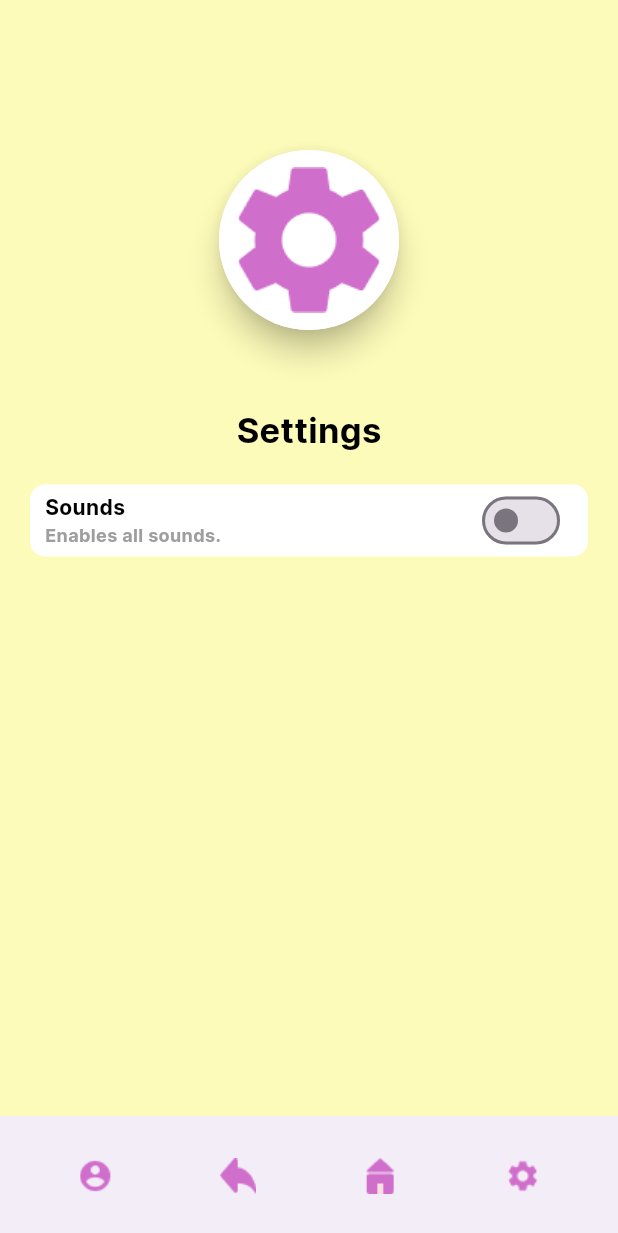
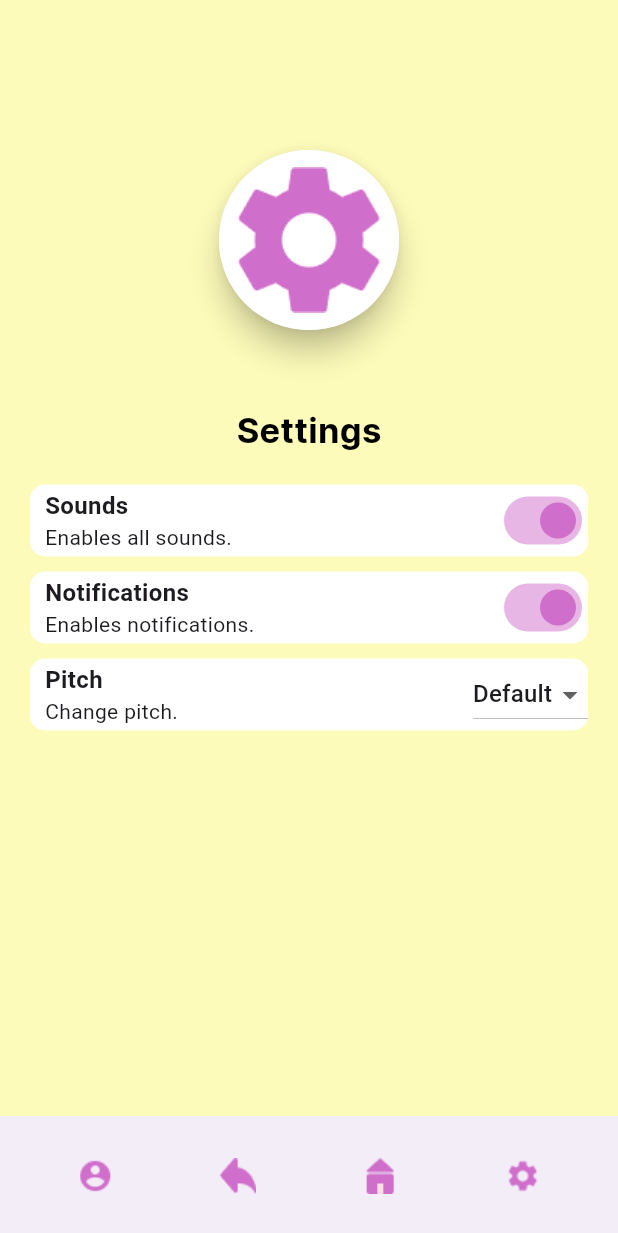
Before and after one commit to ajkrit/karaoke, a Flutter app: the SettingsPage screen opened directly, on a phone screen of 412 x 824 dp. Shown: the top 1233 px of the screen. Run offline on Flutter 3.47's test engine with Material 3 defaults, Android fonts, the phone set to English and light mode, and no system bars; our stand-ins replace shared_preferences; accounts and stored records are empty.

Commit message:
settings

```diff
--- a/lib/main.dart
+++ b/lib/main.dart
@@ -2,10 +2,12 @@ import 'package:flutter/material.dart';
 import 'homepage.dart';
 
 void main() {
-  runApp(MyApp());
+  runApp(const MyApp());
 }
 
 class MyApp extends StatelessWidget {
+  const MyApp({super.key});
+
   @override
   Widget build(BuildContext context) {
     return MaterialApp(
@@ -13,7 +15,7 @@ class MyApp extends StatelessWidget {
       theme: ThemeData(
         primarySwatch: Colors.blue,
       ),
-      home: HomePage(),
+      home: const HomePage(),
     );
   }
 }
--- a/lib/settingspage.dart
+++ b/lib/settingspage.dart
@@ -1,7 +1,7 @@
 import 'package:flutter/material.dart';
 import 'widgets.dart';
 import 'variables.dart';
-import 'package:settings_ui/settings_ui.dart';
+import 'package:shared_preferences/shared_preferences.dart';
 
 class SettingsPage extends StatefulWidget {
   const SettingsPage({Key? key}) : super(key: key);
@@ -11,7 +11,22 @@ class SettingsPage extends StatefulWidget {
 }
 
 class _SettingsPageState extends State<SettingsPage> {
-  bool switchValue = false;
+  bool _sounds = false;
+  bool _notifications = false;
+
+  void loadSettings() async {
+    SharedPreferences prefs = await SharedPreferences.getInstance();
+    setState(() {
+      _sounds = (prefs.getBool('sounds') ?? true);
+      _notifications = (prefs.getBool('notifications') ?? true);
+    });
+  }
+
+  @override
+  void initState() {
+    super.initState();
+    loadSettings();
+  }
 
   @override
   Widget build(BuildContext context) {
@@ -21,7 +36,7 @@ class _SettingsPageState extends State<SettingsPage> {
         child: Column(
           children: [
             Padding(
-              padding: EdgeInsets.only(top: 100.0, bottom: 50.0),
+              padding: const EdgeInsets.only(top: 100.0, bottom: 50.0),
               child: Material(
                 elevation: 8,
                 shape: const CircleBorder(),
@@ -42,49 +57,23 @@ class _SettingsPageState extends State<SettingsPage> {
               'Settings',
               style: AppStyles.backgroundText,
             ),
+            const SizedBox(height: 15.0),
+            const Padding(
+              padding: EdgeInsets.symmetric(vertical: 5.0, horizontal: 20.0),
+              child: SwitchContainer(title: 'Sounds', description: 'Enables all sounds.', switchVal: 'sounds')
+            ),
+            const Padding(
+                padding: EdgeInsets.symmetric(vertical: 5.0, horizontal: 20.0),
+                child: SwitchContainer(title: 'Notifications', description: 'Enables notifications.', switchVal: 'notifications')
+            ),
             Padding(
-              padding: EdgeInsets.symmetric(vertical: 20.0, horizontal: 20.0),
-              child: Container(
-                  padding: EdgeInsets.only(left: 10.0),
-                  decoration: BoxDecoration(
-                    borderRadius: BorderRadius.circular(10.0),
-                    color: AppColors.whiteColor,
-                  ),
-                child: Row(
-                  children: [
-                    Column(
-                      crossAxisAlignment: CrossAxisAlignment.start,
-                      children: [
-                        Text(
-                          'Sounds',
-                          style: AppStyles.listText,
-                        ),
-                        Text(
-                            'Enables all sounds.',
-                            style: AppStyles.listDesc
-                        )
-                      ]
-                    ),
-                    SizedBox(width: 170.0),
-                    Switch(
-                      activeColor: AppColors.mainColor,
-                      value: switchValue,
-                      onChanged: (value) {
-                        setState(() {
-                          switchValue = value;
-                        });
-                        // Handle the switch toggle event
-                        // You can perform actions based on the switch state
-                      },
-                    ),
-                  ],
-                )
-              ),
-            ),
+                padding: EdgeInsets.symmetric(vertical: 5.0, horizontal: 20.0),
+                child: DropDownContainer(title: 'Pitch', description: 'Change pitch.', switchVal: 'pitch', dropdownItems: pitchList,)
+            )
           ],
         ),
       ),
-      bottomNavigationBar: MyAppBar(),
+      bottomNavigationBar: const MyAppBar(),
     );
   }
 }
--- a/lib/variables.dart
+++ b/lib/variables.dart
@@ -1,5 +1,8 @@
 import 'package:flutter/material.dart';
 
+List<String> pitchList = [
+  'Default', 'C', 'D', 'E'
+];
 
 List<String> handshakePhrases = [
   "Compete with integrity, finish with a handshake.",
--- a/lib/widgets.dart
+++ b/lib/widgets.dart
@@ -6,6 +6,8 @@ import 'settingspage.dart';
 import 'package:shared_preferences/shared_preferences.dart';
 
 class MyAppBar extends StatelessWidget implements PreferredSizeWidget {
+  const MyAppBar({super.key});
+
   @override
   Size get preferredSize => const Size.fromHeight(kToolbarHeight);
 
@@ -17,7 +19,7 @@ class MyAppBar extends StatelessWidget implements PreferredSizeWidget {
         children: [
           IconButton(
             icon: Image.asset('images/account-user.png'),
-              onPressed: () {Navigator.push(context, MaterialPageRoute(builder: (context) => ProfilePage()));}
+              onPressed: () {Navigator.push(context, MaterialPageRoute(builder: (context) => const ProfilePage()));}
           ),
           IconButton(
             icon: Image.asset('images/back.png'),
@@ -25,11 +27,11 @@ class MyAppBar extends StatelessWidget implements PreferredSizeWidget {
           ),
           IconButton(
             icon: Image.asset('images/homepage.png'),
-            onPressed: () {Navigator.push(context, MaterialPageRoute(builder: (context) => HomePage()));},
+            onPressed: () {Navigator.push(context, MaterialPageRoute(builder: (context) => const HomePage()));},
           ),
           IconButton(
             icon: Image.asset('images/settings.png'),
-            onPressed: () {Navigator.push(context, MaterialPageRoute(builder: (context) => SettingsPage()));},
+            onPressed: () {Navigator.push(context, MaterialPageRoute(builder: (context) => const SettingsPage()));},
           ),
         ],
       ),
@@ -41,7 +43,7 @@ class CircularButton extends StatefulWidget {
   final VoidCallback onPressed;
   final String icon;
 
-  CircularButton({
+  const CircularButton({super.key,
     required this.onPressed,
     required this.icon,
   });
@@ -59,7 +61,7 @@ class _CircularButtonState extends State<CircularButton> {
       onPressed: widget.onPressed,
       style: ElevatedButton.styleFrom(
         elevation: isPressed ? 0 : 8,
-        fixedSize: Size(10, 10),
+        fixedSize: const Size(10, 10),
         backgroundColor: AppColors.whiteColor,
         shape: RoundedRectangleBorder(
           borderRadius: BorderRadius.circular(50.0),
@@ -80,7 +82,7 @@ class SquareButton extends StatefulWidget {
   final String icon;
   final String label;
 
-  SquareButton({
+  const SquareButton({super.key,
     required this.onPressed,
     required this.icon,
     required this.label,
@@ -100,7 +102,7 @@ class _SquareButtonState extends State<SquareButton> {
       onPressed: widget.onPressed,
       style: ElevatedButton.styleFrom(
         elevation: isPressed ? 0 : 8,
-        fixedSize: Size(10, 10),
+        fixedSize: const Size(10, 10),
         backgroundColor: AppColors.whiteColor,
         shape: RoundedRectangleBorder(
           borderRadius: BorderRadius.circular(20.0),
@@ -110,7 +112,7 @@ class _SquareButtonState extends State<SquareButton> {
         mainAxisAlignment: MainAxisAlignment.center,
         children: [
           Padding(
-            padding: EdgeInsets.fromLTRB(16.0, 10.0, 16.0, 14.0),
+            padding: const EdgeInsets.fromLTRB(16.0, 10.0, 16.0, 14.0),
             child: Image.asset(
               widget.icon,
               scale: 0.5,
@@ -118,7 +120,7 @@ class _SquareButtonState extends State<SquareButton> {
               height: 100.0, // Adjust height as needed
             ),
           ),
-          SizedBox(width: 15.0), // Add spacing between icon and text
+          const SizedBox(width: 15.0), // Add spacing between icon and text
           Text(
             widget.label,
             style: AppStyles.mainButtonText
@@ -136,7 +138,7 @@ class ListItem extends StatefulWidget {
   final String icon;
   final VoidCallback onPressed;
 
-  ListItem({
+  const ListItem({super.key,
     required this.text,
     required this.desc,
     required this.icon,
@@ -148,8 +150,8 @@ class ListItem extends StatefulWidget {
 }
 
 class _ListItemState extends State<ListItem> {
-  TextEditingController _titleController = TextEditingController();
-  TextEditingController _subtitleController = TextEditingController();
+  final TextEditingController _titleController = TextEditingController();
+  final TextEditingController _subtitleController = TextEditingController();
 
   @override
   Widget build(BuildContext context) {
@@ -170,7 +172,7 @@ class _ListItemState extends State<ListItem> {
                     controller: _titleController,
                     style: AppStyles.listText,
                   ),
-                  SizedBox(height: 8),
+                  const SizedBox(height: 8),
                   TextField(
                     controller: _subtitleController,
                     style: AppStyles.listDesc,
@@ -201,45 +203,167 @@ class _ListItemState extends State<ListItem> {
   }
 }
 
-class SettingsSwitch extends StatefulWidget {
+
+class SwitchContainer extends StatefulWidget {
+  final String title;
+  final String description;
+  final String switchVal;
+
+  const SwitchContainer({
+    Key? key,
+    required this.title,
+    required this.description,
+    required this.switchVal,
+  }) : super(key: key);
+
   @override
-  _SettingsSwitchState createState() => _SettingsSwitchState();
+  _SwitchContainerState createState() => _SwitchContainerState();
 }
 
-class _SettingsSwitchState extends State<SettingsSwitch> {
-  bool switchValue = false;
+class _SwitchContainerState extends State<SwitchContainer> {
+  late bool switchValue = true;
+
+  @override
+  void initState() {
+    super.initState();
+    _loadSwitchValue();
+  }
+
+  Future<void> _loadSwitchValue() async {
+    SharedPreferences prefs = await SharedPreferences.getInstance();
+    setState(() {
+      switchValue = prefs.getBool(widget.switchVal) ?? true;
+    });
+  }
+
+  Future<void> _saveSwitchValue(bool value) async {
+    SharedPreferences prefs = await SharedPreferences.getInstance();
+    prefs.setBool(widget.switchVal, value);
+  }
 
   @override
   Widget build(BuildContext context) {
-    return Scaffold(
-      appBar: AppBar(
-        title: Text('Switch Example'),
+    return Container(
+      padding: const EdgeInsets.only(left: 10.0),
+      decoration: BoxDecoration(
+        borderRadius: BorderRadius.circular(10.0),
+        color: Colors.white,
       ),
-      body: Center(
-        child: Column(
-          mainAxisAlignment: MainAxisAlignment.center,
+      child: Row(
+        children: [
+          Column(
+            crossAxisAlignment: CrossAxisAlignment.start,
             children: [
               Text(
-              'Enable Feature:',
-              style: TextStyle(fontSize: 18.0),
+                widget.title,
+                style: const TextStyle(fontSize: 16.0, fontWeight: FontWeight.bold),
               ),
+              Text(
+                widget.description,
+                style: const TextStyle(fontSize: 14.0),
+              ),
+            ],
+          ),
+          const Spacer(),
           Switch(
+            activeColor: AppColors.mainColor,
             value: switchValue,
             onChanged: (value) {
               setState(() {
                 switchValue = value;
               });
-                // Handle the switch toggle event
-                // You can perform actions based on the switch state
+              _saveSwitchValue(value);
             },
           ),
-            Text(
-              switchValue ? 'Feature Enabled' : 'Feature Disabled',
-              style: TextStyle(fontSize: 16.0),
-            ),
         ],
-        ),
       ),
     );
   }
 }
+
+
+class DropDownContainer extends StatefulWidget {
+  final String title;
+  final String description;
+  final String switchVal;
+  final List<String> dropdownItems;
+
+  const DropDownContainer({
+    Key? key,
+    required this.title,
+    required this.description,
+    required this.switchVal,
+    required this.dropdownItems,
+  }) : super(key: key);
+
+  @override
+  _DropDownContainerState createState() => _DropDownContainerState();
+}
+
+class _DropDownContainerState extends State<DropDownContainer> {
+  late String selectedItem = pitchList.first;
+
+  @override
+  void initState() {
+    super.initState();
+    _loadSelectedItem();
+  }
+
+  Future<void> _loadSelectedItem() async {
+    SharedPreferences prefs = await SharedPreferences.getInstance();
+    setState(() {
+      selectedItem = prefs.getString(widget.switchVal) ?? widget.dropdownItems.first;
+    });
+  }
+
+  Future<void> _saveSelectedItem(String value) async {
+    SharedPreferences prefs = await SharedPreferences.getInstance();
+    prefs.setString(widget.switchVal, value);
+  }
+
+  @override
+  Widget build(BuildContext context) {
+    return Container(
+      padding: const EdgeInsets.only(left: 10.0),
+      decoration: BoxDecoration(
+        borderRadius: BorderRadius.circular(10.0),
+        color: Colors.white,
+      ),
+      child: Row(
+        children: [
+          Column(
+            crossAxisAlignment: CrossAxisAlignment.start,
+            children: [
+              Text(
+                widget.title,
+                style: const TextStyle(fontSize: 16.0, fontWeight: FontWeight.bold),
+              ),
+              Text(
+                widget.description,
+                style: const TextStyle(fontSize: 14.0),
+              ),
+            ],
+          ),
+          const Spacer(),
+          DropdownButton<String>(
+            value: selectedItem,
+            items: widget.dropdownItems.map((String item) {
+              return DropdownMenuItem<String>(
+                value: item,
+                child: Text(item),
+              );
+            }).toList(),
+            onChanged: (String? value) {
+              if (value != null) {
+                setState(() {
+                  selectedItem = value;
+                });
+                _saveSelectedItem(value);
+              }
+            },
+          ),
+        ],
+      ),
+    );
+  }
+}
```
Also changed, not shown: lib/homepage.dart (+8 -6 lines), lib/profilepage.dart (+7 -5 lines). Lines whose indentation alone changed are shown as unchanged.
